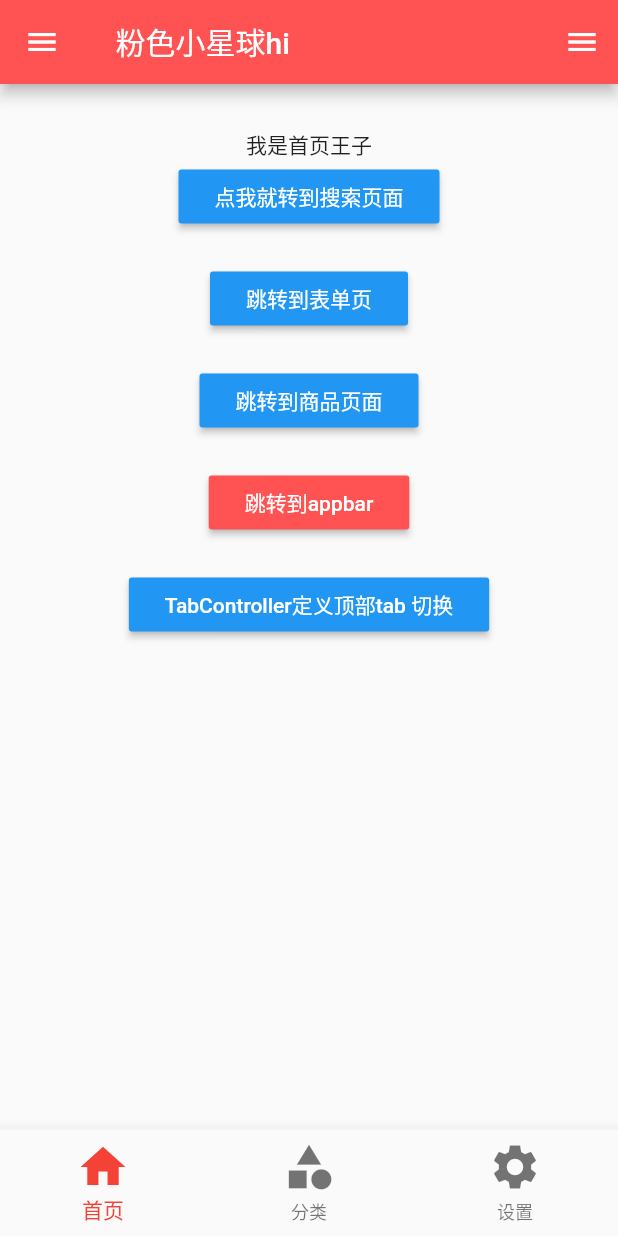
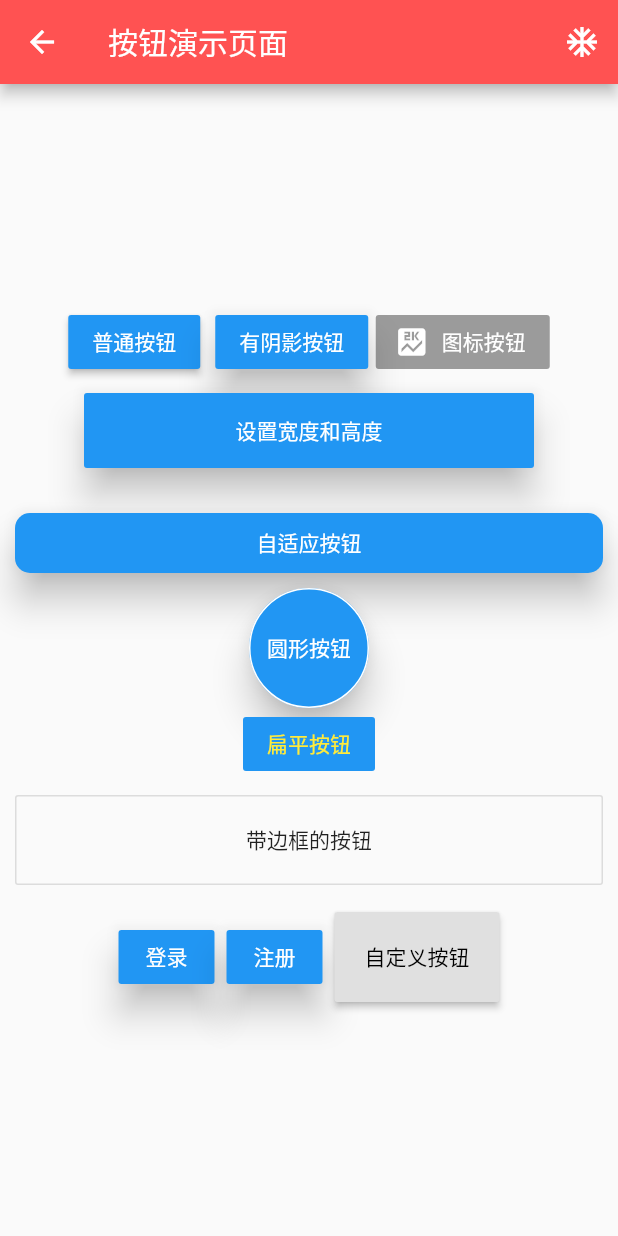
Before and after one commit to sss2323/Flutter-Demo-2020, a Flutter app: the screen it shows after launch, on a phone screen of 412 x 824 dp. Run offline on Flutter 3.47's test engine with Material 2 defaults, Android fonts, the phone set to English and light mode, and no system bars.

Commit message:
各种按钮，以及自定义按钮

```diff
--- a/my_shiapp/lib/main.dart
+++ b/my_shiapp/lib/main.dart
@@ -17,7 +17,9 @@ class MyApp extends StatelessWidget {
         //   '/form': (context) => FormPage(),
         //   '/search': (context) => SearchPage(),
         // },
-        initialRoute: '/', //初始化要加载的路由
+        // initialRoute: '/', //初始化要加载的路由
+
+        initialRoute: '/buttonPage', //初始化要加载的路由
         onGenerateRoute: onGenerateRoute);
   }
 }
--- /dev/null
+++ b/my_shiapp/lib/pages/ButtonPage.dart
@@ -0,0 +1,186 @@
+import 'package:flutter/material.dart';
+
+class ButtonPage extends StatelessWidget {
+  const ButtonPage({Key key}) : super(key: key);
+
+  @override
+  Widget build(BuildContext context) {
+    return Scaffold(
+      appBar: AppBar(
+        title: Text('按钮演示页面'),
+        actions: [
+          IconButton(icon: Icon(Icons.ac_unit), onPressed: () {}),
+        ],
+      ),
+      body: Column(
+        mainAxisAlignment: MainAxisAlignment.center,
+        children: [
+          Row(
+            mainAxisAlignment: MainAxisAlignment.center,
+            children: [
+              //有颜色按钮
+              RaisedButton(
+                  child: Text('普通按钮'),
+                  color: Colors.blue,
+                  textColor: Colors.white,
+                  onPressed: () {}),
+
+              SizedBox(
+                width: 10,
+              ),
+
+              //有阴影效果
+              RaisedButton(
+                  elevation: 10,
+                  child: Text('有阴影按钮'),
+                  color: Colors.blue,
+                  textColor: Colors.white,
+                  onPressed: () {}),
+              SizedBox(
+                width: 5,
+              ),
+              RaisedButton.icon(
+                  icon: Icon(Icons.score),
+                  elevation: 10,
+                  label: Text('图标按钮'),
+                  color: Colors.blue,
+                  textColor: Colors.white,
+                  onPressed: null),
+            ],
+          ),
+          SizedBox(
+            height: 10,
+          ),
+          Row(
+            mainAxisAlignment: MainAxisAlignment.center,
+            children: [
+              Container(
+                height: 50,
+                width: 300,
+                child: RaisedButton(
+                    elevation: 10,
+                    child: Text('设置宽度和高度'),
+                    color: Colors.blue,
+                    textColor: Colors.white,
+                    onPressed: () {}),
+              )
+            ],
+          ),
+          SizedBox(
+            height: 20,
+          ),
+          Row(
+            mainAxisAlignment: MainAxisAlignment.center,
+            children: [
+              Expanded(
+                  child: Container(
+                height: 40,
+                margin: EdgeInsets.all(10),
+                child: RaisedButton(
+                    elevation: 10,
+                    shape: RoundedRectangleBorder(
+                        //圆角按钮
+                        borderRadius: BorderRadius.circular(10)),
+                    child: Text('自适应按钮'),
+                    color: Colors.blue,
+                    textColor: Colors.white,
+                    onPressed: () {}),
+              ))
+            ],
+          ),
+          Container(
+            height: 80,
+            child: RaisedButton(
+                elevation: 10,
+                splashColor: Colors.grey, //长按时的水波纹
+                shape: CircleBorder(side: BorderSide(color: Colors.white)),
+                child: Text('圆形按钮'),
+                color: Colors.blue,
+                textColor: Colors.white,
+                onPressed: () {}),
+          ),
+          FlatButton(
+            onPressed: () {},
+            child: Text('扁平按钮'),
+            color: Colors.blue,
+            textColor: Colors.yellow,
+          ),
+          SizedBox(
+            width: 20,
+          ),
+          Row(
+            mainAxisAlignment: MainAxisAlignment.center,
+            children: [
+              Expanded(
+                  child: Container(
+                margin: EdgeInsets.all(10),
+                height: 60,
+                child: Expanded(
+                  child: OutlineButton(
+                    onPressed: () {},
+                    child: Text('带边框的按钮'),
+                    color: Colors.black, //没有效果
+                  ),
+                ),
+              ))
+            ],
+          ),
+          Row(
+            mainAxisAlignment: MainAxisAlignment.center,
+            children: [
+              ButtonBar(
+                children: [
+                  RaisedButton(
+                      elevation: 10,
+                      child: Text('登录'),
+                      color: Colors.blue,
+                      textColor: Colors.white,
+                      onPressed: () {}),
+                  RaisedButton(
+                      elevation: 10,
+                      child: Text('注册'),
+                      color: Colors.blue,
+                      textColor: Colors.white,
+                      onPressed: () {}),
+                  MyButton(
+                    text: "自定义按钮",
+                    height: 60.0,
+                    width: 110.0,
+                    pressed: () {
+                      print('自定义');
+                    },
+                  )
+                ],
+              )
+            ],
+          )
+        ],
+      ),
+    );
+  }
+}
+
+//自定义按钮组件
+
+class MyButton extends StatelessWidget {
+  final text;
+  final pressed;
+  final double height;
+  final double width;
+  const MyButton(
+      {this.text = '',
+      this.pressed = null,
+      this.width = 80.0,
+      this.height = 30.0});
+
+  @override
+  Widget build(BuildContext context) {
+    return Container(
+        height: this.height,
+        width: this.width,
+        child: RaisedButton(
+          child: Text(this.text),
+          onPressed: this.pressed,
+        ));
+  }
+}
--- a/my_shiapp/lib/pages/tabs/Home.dart
+++ b/my_shiapp/lib/pages/tabs/Home.dart
@@ -77,6 +77,16 @@ class _HomePageState extends State<HomePage> {
               onPressed: () {
                 Navigator.pushNamed(context, '/tabBarController');
               }),
+          SizedBox(
+            height: 20,
+          ),
+          RaisedButton(
+              child: Text('button演示'),
+              color: Theme.of(context).accentColor,
+              textTheme: ButtonTextTheme.primary,
+              onPressed: () {
+                Navigator.pushNamed(context, '/buttonPage');
+              }),
         ],
       ),
     ));
--- a/my_shiapp/lib/routes/Routes.dart
+++ b/my_shiapp/lib/routes/Routes.dart
@@ -13,6 +13,8 @@ import '../pages/AppBarDemo.dart';
 import '../pages/TabBarController.dart';
 
 import '../pages/User.dart';
+
+import '../pages/ButtonPage.dart';
 
 //配置路由
 final routes = {
@@ -31,7 +33,8 @@ final routes = {
 
   '/appBarDemo': (context) => AppBarDemoPage(),
   '/tabBarController': (context) => TabBarControllerPage(),
-  '/user': (context) => UserPage()
+  '/user': (context) => UserPage(),
+  '/buttonPage': (context) => ButtonPage()
 };
 
 //固定写法
```
